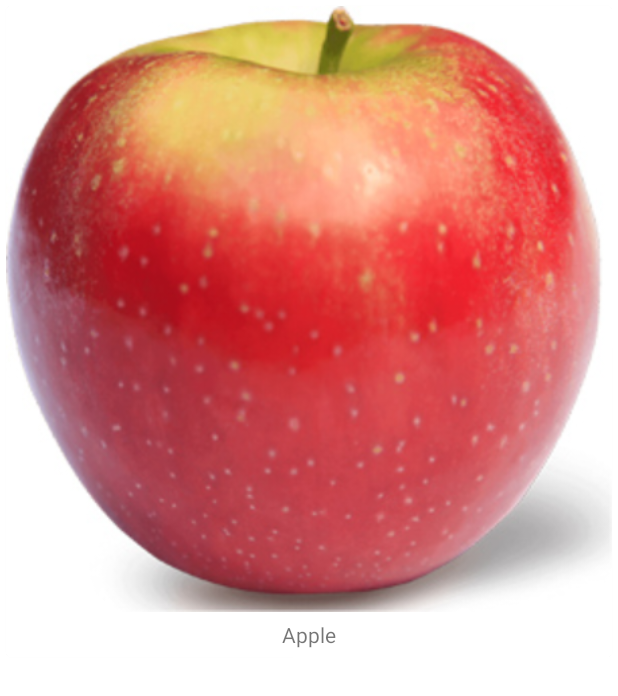
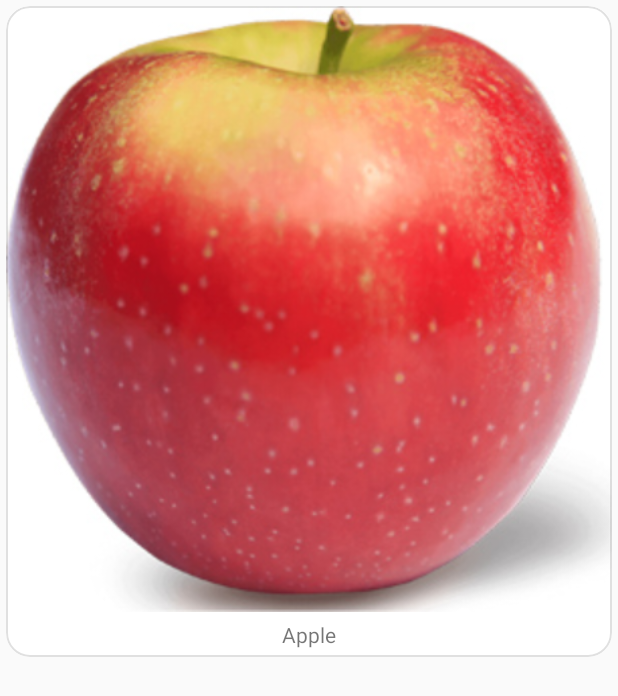
Before and after one commit to mdemianova/Discounts-Catalog-Speisefant, an Android app: the layout shop_item_layout.xml on its own in the app's theme, with its tools: preview values and no code run, on a phone screen of 412 x 824 dp. Shown: the top 696 px of the screen. Run offline under Robolectric (Android 15) with nearby library versions, the phone set to English and light mode, and no system bars.

Commit message:
UI improvements.

```diff
--- a/app/src/main/AndroidManifest.xml
+++ b/app/src/main/AndroidManifest.xml
@@ -8,7 +8,7 @@
         android:label="@string/app_name"
         android:roundIcon="@mipmap/ic_launcher_round"
         android:supportsRtl="true"
-        android:theme="@style/Theme.Speisefant">
+        android:theme="@style/Theme.WhiteBar">
         <activity android:name=".MainActivity"
             android:exported="true">
             <intent-filter>
--- /dev/null
+++ b/app/src/main/java/com/ignation/speisefant/domain/Category.kt
@@ -0,0 +1,3 @@
+package com.ignation.speisefant.domain
+
+data class Category(val title: String)
--- a/app/src/main/java/com/ignation/speisefant/tabs/ProductAdapter.kt
+++ b/app/src/main/java/com/ignation/speisefant/tabs/ProductAdapter.kt
@@ -6,7 +6,7 @@ import androidx.recyclerview.widget.RecyclerView
 import com.ignation.speisefant.databinding.ProductLayoutBinding
 import com.ignation.speisefant.domain.Product
 
-class ProductAdapter() : RecyclerView.Adapter<ProductAdapter.ProductViewHolder>() {
+class ProductAdapter : RecyclerView.Adapter<ProductAdapter.ProductViewHolder>() {
 
     var dataset = listOf<Product>()
         set(value) {
--- a/app/src/main/java/com/ignation/speisefant/tabs/ProductByCategory.kt
+++ b/app/src/main/java/com/ignation/speisefant/tabs/ProductByCategory.kt
@@ -48,7 +48,6 @@ class ProductByCategory : Fragment() {
 
     override fun onViewCreated(view: View, savedInstanceState: Bundle?) {
         super.onViewCreated(view, savedInstanceState)
-
         val viewPager = binding.viewPager
         val adapter = ScreenSlidePagerAdapter(requireActivity().supportFragmentManager, lifecycle)
         viewPager.adapter = adapter
@@ -73,8 +72,7 @@ class ProductByCategory : Fragment() {
     }
 
     /**
-     * A simple pager adapter that represents 5 ScreenSlidePageFragment objects, in
-     * sequence.
+     * A simple pager adapter that represents fragment objects, in sequence.
      */
     private inner class ScreenSlidePagerAdapter(
         fragmentManager: FragmentManager,
--- /dev/null
+++ b/app/src/main/res/color/stroke_color.xml
@@ -0,0 +1,6 @@
+<?xml version="1.0" encoding="utf-8"?>
+
+<selector xmlns:android="http://schemas.android.com/apk/res/android">
+    <item android:color="@color/black" android:state_checked="true"/>
+    <item android:alpha="0.12" android:color="@color/black" android:state_checked="false"/>
+</selector>
--- a/app/src/main/res/layout/product_layout.xml
+++ b/app/src/main/res/layout/product_layout.xml
@@ -12,10 +12,12 @@
     <com.google.android.material.card.MaterialCardView
         android:layout_width="match_parent"
         android:layout_height="wrap_content"
+        app:contentPadding="8dp"
         android:layout_margin="2dp"
         app:cardCornerRadius="16dp"
-        app:cardElevation="1dp"
-        app:contentPadding="8dp">
+        app:strokeWidth="1dp"
+        app:strokeColor="@color/stroke_color"
+        app:cardElevation="0dp">
 
         <androidx.constraintlayout.widget.ConstraintLayout
             android:layout_width="match_parent"
--- a/app/src/main/res/layout/shop_item_layout.xml
+++ b/app/src/main/res/layout/shop_item_layout.xml
@@ -6,6 +6,10 @@
     <com.google.android.material.card.MaterialCardView
         android:layout_width="match_parent"
         android:layout_margin="4dp"
+        app:strokeWidth="1dp"
+        app:cardCornerRadius="16dp"
+        app:strokeColor="@color/stroke_color"
+        app:cardElevation="0dp"
         android:layout_height="wrap_content">
 
         <androidx.constraintlayout.widget.ConstraintLayout
--- a/app/src/main/res/navigation/nav_graph.xml
+++ b/app/src/main/res/navigation/nav_graph.xml
@@ -21,7 +21,7 @@
     <fragment
         android:id="@+id/titleFragment"
         android:name="com.ignation.speisefant.title.TitleFragment"
-        android:label="TitleFragment" >
+        android:label="@string/app_name">
         <action
             android:id="@+id/action_titleFragment_to_productByTabsFragment"
             app:destination="@id/productByCategoryFragment" />
--- a/app/src/main/res/values/colors.xml
+++ b/app/src/main/res/values/colors.xml
@@ -7,4 +7,8 @@
     <color name="teal_700">#FF018786</color>
     <color name="black">#FF000000</color>
     <color name="white">#FFFFFFFF</color>
+    <color name="light_grey">#f5f4f3</color>
+    <color name="deep_orange_400">#ff7043</color>
+    <color name="deep_orange_light">#ffa270</color>
+    <color name="deep_orange_dark">#c63f17</color>
 </resources>
--- a/app/src/main/res/values/themes.xml
+++ b/app/src/main/res/values/themes.xml
@@ -1,7 +1,27 @@
 <resources xmlns:tools="http://schemas.android.com/tools">
     <!-- Base application theme. -->
+
+
+    <style name="Theme.WhiteBar" parent="Theme.AppCompat.DayNight">
+        <!-- Primary brand color. -->
+        <item name="colorPrimary">@color/white</item>
+        <item name="colorPrimaryVariant">@color/deep_orange_400</item>
+        <item name="colorOnPrimary">@color/deep_orange_dark</item>
+
+        <!-- Secondary brand color. -->
+        <item name="colorSecondary">@color/teal_200</item>
+        <item name="colorSecondaryVariant">@color/teal_700</item>
+        <item name="colorOnSecondary">@color/black</item>
+        <!-- Status bar color. -->
+        <item name="android:statusBarColor" tools:targetApi="l">?attr/colorPrimary</item>
+        <!-- Customize your theme here. -->
+        <item name="backgroundColor">@color/light_grey</item>
+        <item name="android:windowLightStatusBar">true</item>
+    </style>
+
     <style name="Theme.Speisefant" parent="Theme.MaterialComponents.DayNight.DarkActionBar">
         <!-- Primary brand color. -->
+
         <item name="colorPrimary">@color/purple_500</item>
         <item name="colorPrimaryVariant">@color/purple_700</item>
         <item name="colorOnPrimary">@color/white</item>
```
Also changed, not shown: app/src/main/res/layout/category_layout.xml (added, +28 -0 lines).
